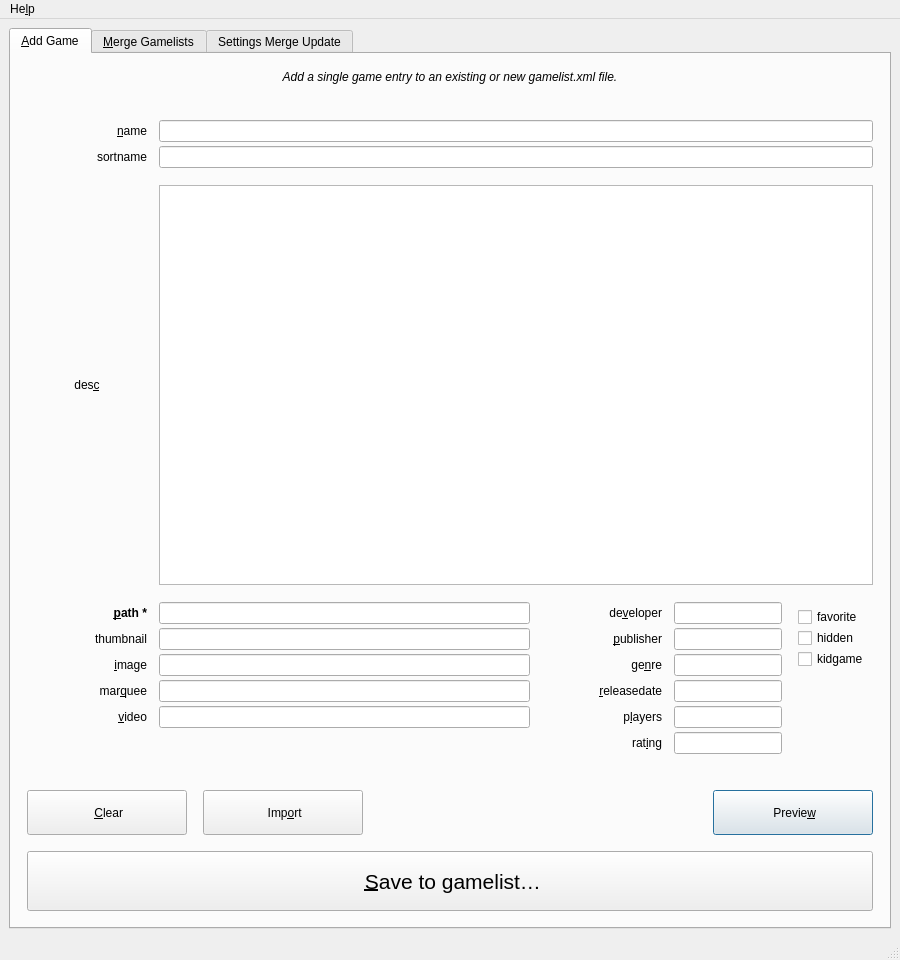
This is MainWindow.ui in thingsiplay/gamelistaddon as Qt 5 draws it before an edit. The edited form follows.
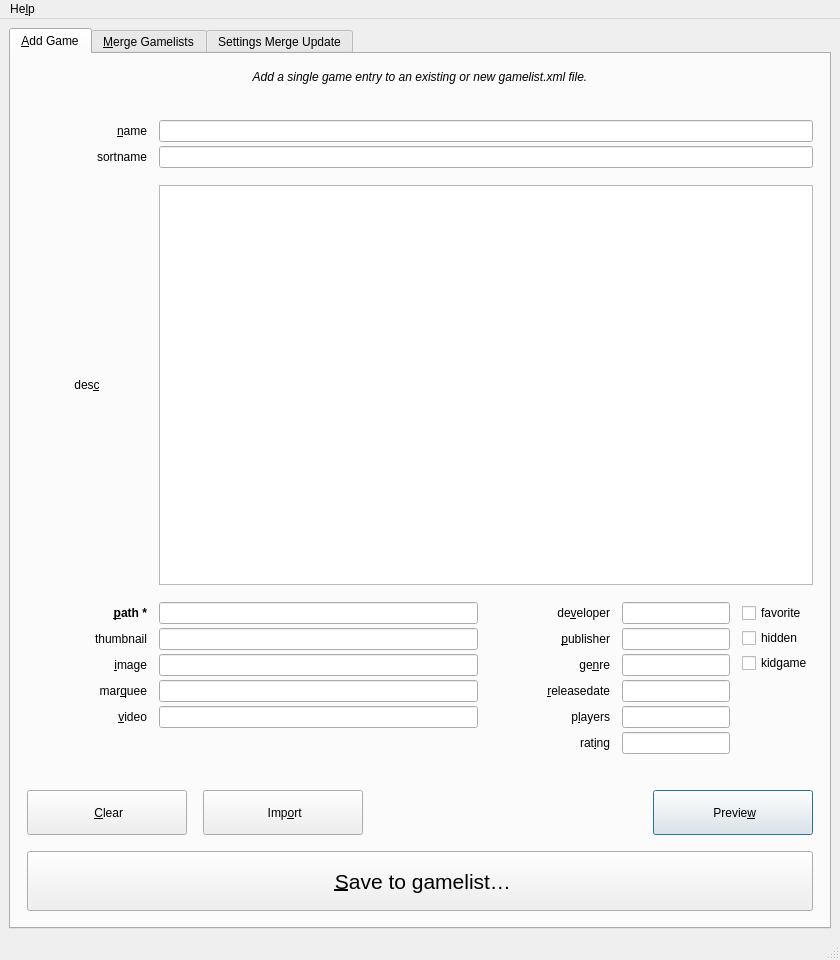
This is the edited form. Icons and pictures are not drawn.

Commit message: new layout and added tags are functional

```diff
--- a/MainWindow.ui
+++ b/MainWindow.ui
@@ -7,7 +7,7 @@
    <rect>
     <x>0</x>
     <y>0</y>
-    <width>900</width>
+    <width>840</width>
     <height>960</height>
    </rect>
   </property>
@@ -453,35 +453,47 @@
            </widget>
           </item>
           <item row="5" column="4" rowspan="3">
-           <layout class="QVBoxLayout" name="verticalLayout">
-            <property name="leftMargin">
-             <number>4</number>
+           <layout class="QGridLayout" name="gridLayout_8">
+            <property name="horizontalSpacing">
+             <number>12</number>
             </property>
-            <property name="topMargin">
+            <property name="verticalSpacing">
              <number>4</number>
             </property>
-            <property name="rightMargin">
-             <number>4</number>
-            </property>
-            <property name="bottomMargin">
-             <number>4</number>
-            </property>
-            <item>
+            <item row="0" column="0">
              <widget class="QCheckBox" name="cb_favorite">
+              <property name="sizePolicy">
+               <sizepolicy hsizetype="Fixed" vsizetype="Fixed">
+                <horstretch>0</horstretch>
+                <verstretch>0</verstretch>
+               </sizepolicy>
+              </property>
               <property name="text">
                <string>favorite</string>
               </property>
              </widget>
             </item>
-            <item>
+            <item row="1" column="0">
              <widget class="QCheckBox" name="cb_hidden">
+              <property name="sizePolicy">
+               <sizepolicy hsizetype="Fixed" vsizetype="Fixed">
+                <horstretch>0</horstretch>
+                <verstretch>0</verstretch>
+               </sizepolicy>
+              </property>
               <property name="text">
                <string>hidden</string>
               </property>
              </widget>
             </item>
-            <item>
+            <item row="2" column="0">
              <widget class="QCheckBox" name="cb_kidgame">
+              <property name="sizePolicy">
+               <sizepolicy hsizetype="Fixed" vsizetype="Fixed">
+                <horstretch>0</horstretch>
+                <verstretch>0</verstretch>
+               </sizepolicy>
+              </property>
               <property name="text">
                <string>kidgame</string>
               </property>
@@ -1818,7 +1830,7 @@
     <rect>
      <x>0</x>
      <y>0</y>
-     <width>900</width>
+     <width>840</width>
      <height>26</height>
     </rect>
    </property>
```
Left out of the diff: 438 changed lines with no effect on the pictures. The commit also changes 4 other files.
